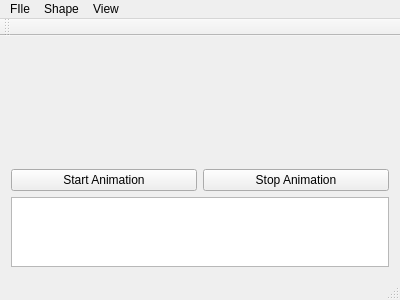
Old version of the form mainwindow.ui in the repository Matthew-McRaven/hidimdraw.
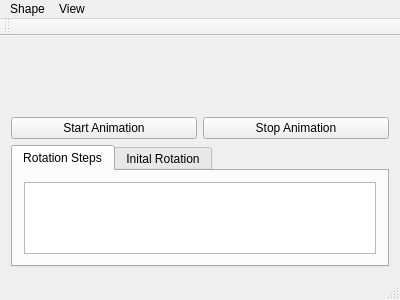
New version of the form. Icons and pictures are not drawn. Custom widgets are drawn as their Qt base class.

The edit to the form file:
```diff
--- a/mainwindow.ui
+++ b/mainwindow.ui
@@ -21,13 +21,6 @@
    <layout class="QGridLayout" name="gridLayout_2">
     <item row="0" column="0">
      <layout class="QGridLayout" name="gridLayout">
-      <item row="1" column="0">
-       <widget class="QPushButton" name="pushButton_Start">
-        <property name="text">
-         <string>Start Animation</string>
-        </property>
-       </widget>
-      </item>
       <item row="1" column="1">
        <widget class="QPushButton" name="pushButton_Stop">
         <property name="text">
@@ -35,26 +28,74 @@
         </property>
        </widget>
       </item>
-      <item row="2" column="0" colspan="2">
-       <widget class="QTableView" name="tableView_Rots">
-        <property name="sizePolicy">
-         <sizepolicy hsizetype="Expanding" vsizetype="Expanding">
-          <horstretch>0</horstretch>
-          <verstretch>1</verstretch>
-         </sizepolicy>
-        </property>
-       </widget>
-      </item>
       <item row="0" column="0" colspan="2">
        <widget class="ndimscene" name="graphWidget" native="true">
         <property name="sizePolicy">
          <sizepolicy hsizetype="Preferred" vsizetype="Preferred">
           <horstretch>0</horstretch>
-          <verstretch>3</verstretch>
+          <verstretch>4</verstretch>
          </sizepolicy>
         </property>
        </widget>
       </item>
+      <item row="1" column="0">
+       <widget class="QPushButton" name="pushButton_Start">
+        <property name="text">
+         <string>Start Animation</string>
+        </property>
+       </widget>
+      </item>
+      <item row="2" column="0" colspan="2">
+       <widget class="QTabWidget" name="tabWidget">
+        <property name="sizePolicy">
+         <sizepolicy hsizetype="Expanding" vsizetype="Expanding">
+          <horstretch>0</horstretch>
+          <verstretch>1</verstretch>
+         </sizepolicy>
+        </property>
+        <property name="currentIndex">
+         <number>0</number>
+        </property>
+        <widget class="QWidget" name="tab">
+         <attribute name="title">
+          <string>Rotation Steps</string>
+         </attribute>
+         <layout class="QGridLayout" name="gridLayout_4">
+          <item row="0" column="0">
+           <layout class="QGridLayout" name="gridLayout_3">
+            <item row="0" column="0">
+             <widget class="QTableView" name="tableView_Rots">
+              <property name="sizePolicy">
+               <sizepolicy hsizetype="Expanding" vsizetype="Expanding">
+                <horstretch>0</horstretch>
+                <verstretch>1</verstretch>
+               </sizepolicy>
+              </property>
+              <property name="selectionMode">
+               <enum>QAbstractItemView::SingleSelection</enum>
+              </property>
+             </widget>
+            </item>
+           </layout>
+          </item>
+         </layout>
+        </widget>
+        <widget class="QWidget" name="tab_2">
+         <attribute name="title">
+          <string>Inital Rotation</string>
+         </attribute>
+         <layout class="QGridLayout" name="gridLayout_6">
+          <item row="0" column="0">
+           <layout class="QGridLayout" name="gridLayout_5">
+            <item row="0" column="0">
+             <widget class="QTableView" name="tableView"/>
+            </item>
+           </layout>
+          </item>
+         </layout>
+        </widget>
+       </widget>
+      </item>
      </layout>
     </item>
    </layout>
@@ -68,16 +109,10 @@
      <height>22</height>
     </rect>
    </property>
-   <widget class="QMenu" name="menuFIle">
-    <property name="title">
-     <string>FIle</string>
-    </property>
-   </widget>
    <widget class="QMenu" name="menuShape">
     <property name="title">
      <string>Shape</string>
     </property>
-    <addaction name="actionDimensions"/>
     <addaction name="actionReset_Rotation"/>
    </widget>
    <widget class="QMenu" name="menuView">
@@ -86,7 +121,6 @@
     </property>
     <addaction name="actionReset_Camera"/>
    </widget>
-   <addaction name="menuFIle"/>
    <addaction name="menuShape"/>
    <addaction name="menuView"/>
   </widget>
```
